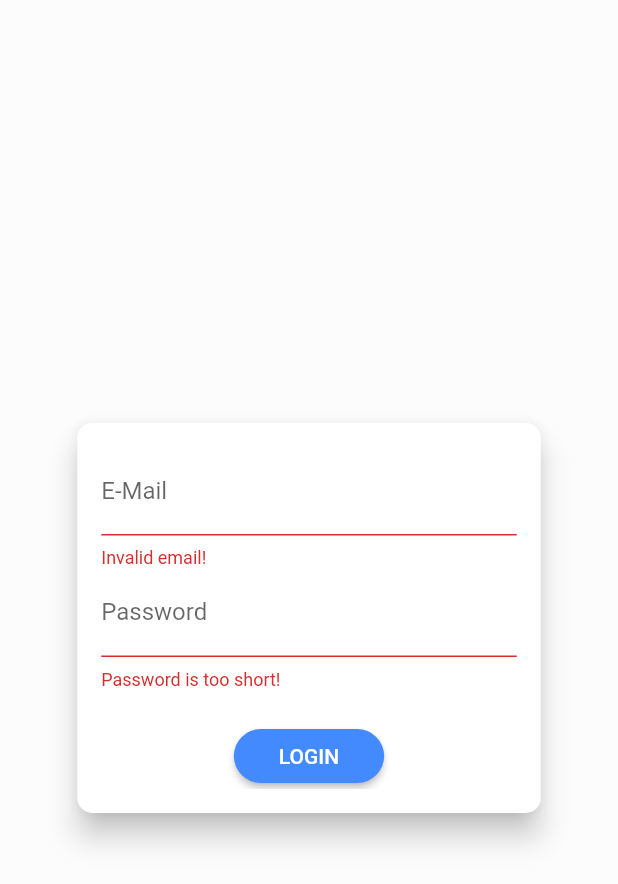
After one commit to jeroenouw/flutter-social, a Flutter app: the AuthScreen screen opened directly, after a tap on "LOGIN", on a phone screen of 412 x 824 dp. The commit adds this screen. Shown: the top 884 px of the screen. Run offline on Flutter 3.47's test engine with Material 2 defaults, Android fonts, the phone set to English and light mode, and no system bars; statements that could not run were skipped.

Commit message:
Added AuthProvider and AuthScreen

```diff
--- /dev/null
+++ b/lib/src/models/auth_model.dart
@@ -0,0 +1 @@
+enum AuthMode { Signup, Login }
--- /dev/null
+++ b/lib/src/models/http_exception_model.dart
@@ -0,0 +1,10 @@
+class HttpException implements Exception {
+  final String message;
+
+  HttpException(this.message);
+
+  @override
+  String toString() {
+    return message;
+  }
+}
--- /dev/null
+++ b/lib/src/providers/auth_provider.dart
@@ -0,0 +1,37 @@
+import 'dart:convert';
+
+import 'package:flutter/widgets.dart';
+import 'package:http/http.dart' as http;
+
+class AuthProvider with ChangeNotifier {
+  String _token;
+  DateTime _expiryDate;
+  String _userId;
+
+  final String _apiKey = 'AIzaSyAqFX4jaTxB8e0d5QqgNAUDCPGUCdaa3pU';
+
+  Future<void> _authenticate(
+      String email, String password, String urlSegment) async {
+    final url =
+        'https://www.googleapis.com/identitytoolkit/v3/relyingparty/$urlSegment?key=AIzaSyAqFX4jaTxB8e0d5QqgNAUDCPGUCdaa3pU';
+    final response = await http.post(
+      url,
+      body: json.encode(
+        {
+          'email': email,
+          'password': password,
+          'returnSecureToken': true,
+        },
+      ),
+    );
+    print(json.decode(response.body));
+  }
+
+  Future<void> signup(String email, String password) async {
+    return _authenticate(email, password, 'signupNewUser');
+  }
+
+  Future<void> login(String email, String password) async {
+    return _authenticate(email, password, 'verifyPassword');
+  }
+}
--- /dev/null
+++ b/lib/src/screens/auth_screen.dart
@@ -0,0 +1,228 @@
+import 'package:flutter/material.dart';
+import 'package:provider/provider.dart';
+import 'package:social/src/models/auth_model.dart';
+import 'package:social/src/models/http_exception_model.dart';
+import 'package:social/src/providers/auth_provider.dart';
+
+class AuthScreen extends StatelessWidget {
+  static const routeName = '/auth';
+
+  @override
+  Widget build(BuildContext context) {
+    final deviceSize = MediaQuery.of(context).size;
+    return Scaffold(
+      body: Stack(
+        children: <Widget>[
+          Container(
+            color: Colors.white30,
+          ),
+          SingleChildScrollView(
+            child: Container(
+              height: deviceSize.height,
+              width: deviceSize.width,
+              child: Column(
+                mainAxisAlignment: MainAxisAlignment.center,
+                crossAxisAlignment: CrossAxisAlignment.center,
+                children: <Widget>[
+                  Flexible(
+                    flex: deviceSize.width > 600 ? 2 : 1,
+                    child: AuthCard(),
+                  ),
+                ],
+              ),
+            ),
+          ),
+        ],
+      ),
+    );
+  }
+}
+
+class AuthCard extends StatefulWidget {
+  const AuthCard({
+    Key key,
+  }) : super(key: key);
+
+  @override
+  _AuthCardState createState() => _AuthCardState();
+}
+
+class _AuthCardState extends State<AuthCard> {
+  final GlobalKey<FormState> _formKey = GlobalKey();
+  bool _isLoading = false;
+  final _passwordController = TextEditingController();
+  AuthMode _authMode = AuthMode.Login;
+  Map<String, String> _authData = {
+    'email': '',
+    'password': '',
+  };
+
+  @override
+  Widget build(BuildContext context) {
+    final deviceSize = MediaQuery.of(context).size;
+    return Card(
+      shape: RoundedRectangleBorder(
+        borderRadius: BorderRadius.circular(10.0),
+      ),
+      elevation: 8.0,
+      child: Container(
+        height: _authMode == AuthMode.Signup ? 320 : 260,
+        constraints:
+            BoxConstraints(minHeight: _authMode == AuthMode.Signup ? 320 : 260),
+        width: deviceSize.width * 0.75,
+        padding: EdgeInsets.all(16.0),
+        child: Form(
+          key: _formKey,
+          child: SingleChildScrollView(
+            child: Column(
+              children: <Widget>[
+                TextFormField(
+                  decoration: InputDecoration(labelText: 'E-Mail'),
+                  keyboardType: TextInputType.emailAddress,
+                  validator: (value) {
+                    if (value.isEmpty || !value.contains('@')) {
+                      return 'Invalid email!';
+                    }
+                  },
+                  onSaved: (value) {
+                    _authData['email'] = value;
+                  },
+                ),
+                TextFormField(
+                  decoration: InputDecoration(labelText: 'Password'),
+                  obscureText: true,
+                  controller: _passwordController,
+                  validator: (value) {
+                    if (value.isEmpty || value.length < 5) {
+                      return 'Password is too short!';
+                    }
+                  },
+                  onSaved: (value) {
+                    _authData['password'] = value;
+                  },
+                ),
+                if (_authMode == AuthMode.Signup)
+                  TextFormField(
+                    enabled: _authMode == AuthMode.Signup,
+                    decoration: InputDecoration(labelText: 'Confirm Password'),
+                    obscureText: true,
+                    validator: _authMode == AuthMode.Signup
+                        ? (value) {
+                            if (value != _passwordController.text) {
+                              return 'Passwords do not match!';
+                            }
+                          }
+                        : null,
+                  ),
+                SizedBox(
+                  height: 20,
+                ),
+                if (_isLoading)
+                  CircularProgressIndicator()
+                else
+                  RaisedButton(
+                    child:
+                        Text(_authMode == AuthMode.Login ? 'LOGIN' : 'SIGN UP'),
+                    onPressed: _submit,
+                    shape: RoundedRectangleBorder(
+                      borderRadius: BorderRadius.circular(30),
+                    ),
+                    padding:
+                        EdgeInsets.symmetric(horizontal: 30.0, vertical: 8.0),
+                    color: Theme.of(context).primaryColor,
+                    textColor: Theme.of(context).primaryTextTheme.button.color,
+                  ),
+                FlatButton(
+                  child: Text(
+                      '${_authMode == AuthMode.Login ? 'SIGNUP' : 'LOGIN'} INSTEAD'),
+                  onPressed: _switchAuthMode,
+                  padding: EdgeInsets.symmetric(horizontal: 30.0, vertical: 4),
+                  materialTapTargetSize: MaterialTapTargetSize.shrinkWrap,
+                  textColor: Theme.of(context).primaryColor,
+                ),
+              ],
+            ),
+          ),
+        ),
+      ),
+    );
+  }
+
+  Future<void> _submit() async {
+    if (!_formKey.currentState.validate()) {
+      // Invalid!
+      return;
+    }
+    _formKey.currentState.save();
+    setState(() {
+      _isLoading = true;
+    });
+    try {
+      if (_authMode == AuthMode.Login) {
+        // Log user in
+        await Provider.of<AuthProvider>(context, listen: false).login(
+          _authData['email'],
+          _authData['password'],
+        );
+      } else {
+        // Sign user up
+        await Provider.of<AuthProvider>(context, listen: false).signup(
+          _authData['email'],
+          _authData['password'],
+        );
+      }
+    } on HttpException catch (error) {
+      var errorMessage = 'Authentication failed';
+      if (error.toString().contains('EMAIL_EXISTS')) {
+        errorMessage = 'This email address is already in use.';
+      } else if (error.toString().contains('INVALID_EMAIL')) {
+        errorMessage = 'This is not a valid email address';
+      } else if (error.toString().contains('WEAK_PASSWORD')) {
+        errorMessage = 'This password is too weak.';
+      } else if (error.toString().contains('EMAIL_NOT_FOUND')) {
+        errorMessage = 'Could not find a user with that email.';
+      } else if (error.toString().contains('INVALID_PASSWORD')) {
+        errorMessage = 'Invalid password.';
+      }
+      _showErrorDialog(errorMessage);
+    } catch (error) {
+      const errorMessage =
+          'Could not authenticate you. Please try again later.';
+      _showErrorDialog(errorMessage);
+    }
+
+    setState(() {
+      _isLoading = false;
+    });
+  }
+
+  void _switchAuthMode() {
+    if (_authMode == AuthMode.Login) {
+      setState(() {
+        _authMode = AuthMode.Signup;
+      });
+    } else {
+      setState(() {
+        _authMode = AuthMode.Login;
+      });
+    }
+  }
+
+  void _showErrorDialog(String message) {
+    showDialog(
+      context: context,
+      builder: (ctx) => AlertDialog(
+            title: Text('An Error Occurred!'),
+            content: Text(message),
+            actions: <Widget>[
+              FlatButton(
+                child: Text('Okay'),
+                onPressed: () {
+                  Navigator.of(ctx).pop();
+                },
+              )
+            ],
+          ),
+    );
+  }
+}
--- a/lib/src/screens/home_screen.dart
+++ b/lib/src/screens/home_screen.dart
@@ -1,5 +1,6 @@
 import 'package:flutter/material.dart';
 import 'package:social/src/models/menu_item_model.dart';
+import 'package:social/src/screens/auth_screen.dart';
 import 'package:social/src/screens/chat_overview_screen.dart';
 import 'package:social/src/widgets/custom_alert.dart';
 
@@ -45,18 +46,12 @@ class _HomeScreenState extends State<HomeScreen> {
           CustomAlert(
             title: 'Nothing to see here',
             content: 'This page is still in development'
-          )
+          ),
+          // FIXME:
+          AuthScreen(),
         ],
         controller: _pageController,
         onPageChanged: _onPageChanged,
-      ),
-      floatingActionButton: FloatingActionButton(
-        backgroundColor: Theme.of(context).accentColor,
-        child: Icon(
-          Icons.message,
-          color: Colors.white,
-        ),
-        onPressed: () => print('Floating button press')
       ),
       bottomNavigationBar: BottomNavigationBar(
         items: [
@@ -67,6 +62,11 @@ class _HomeScreenState extends State<HomeScreen> {
           BottomNavigationBarItem(
             icon: Icon(Icons.notifications),
             title: Text('Notifications')
+          ),
+          // FIXME:
+          BottomNavigationBarItem(
+            icon: Icon(Icons.person_add),
+            title: Text('Auth')
           ),
         ],
         onTap: _onTap,
--- a/pubspec.yaml
+++ b/pubspec.yaml
@@ -24,6 +24,7 @@ dependencies:
   # Use with the CupertinoIcons class for iOS style icons.
   cupertino_icons: ^0.1.2
   http: ^0.12.0+2
+  provider: ^3.0.0
 
   firebase_core: ^0.4.0
   firebase_analytics: ^5.0.1
```
Also changed, not shown: pubspec.lock.
